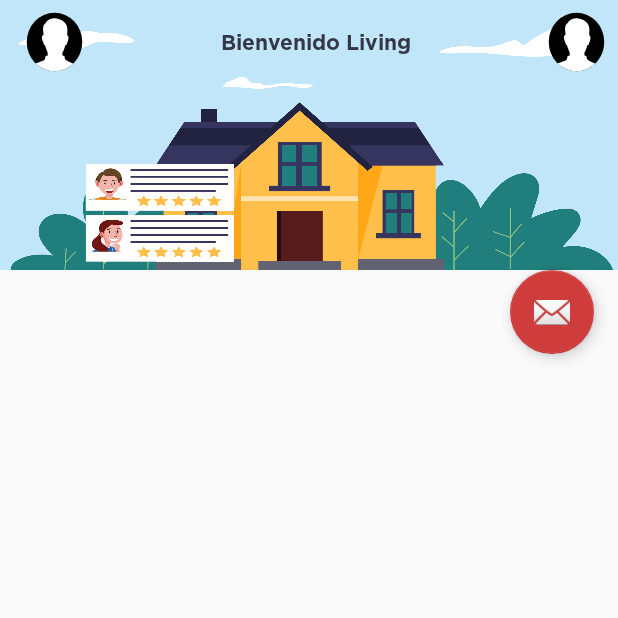
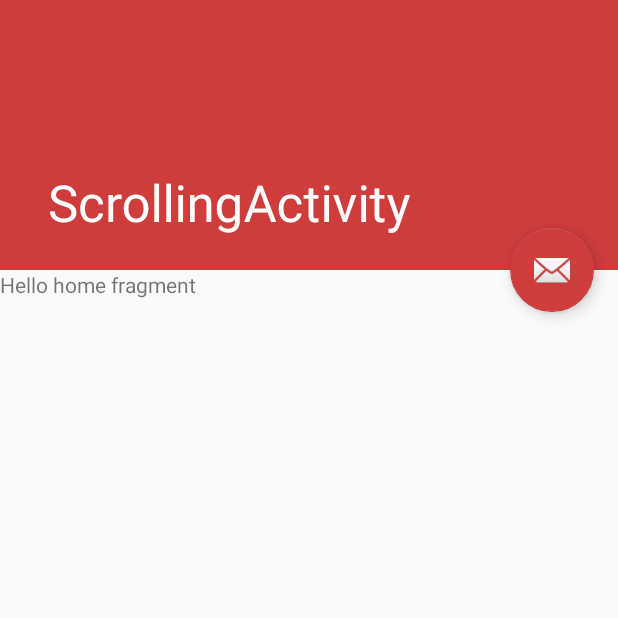
Before and after one commit to Mirellitha27/living, an Android app: the screen it shows after launch (MainActivity before the commit, MainScrollingActivity after it), on a phone screen of 412 x 824 dp, the top half of it. Run offline under Robolectric (Android 15) with nearby library versions, the phone set to English and light mode, and no system bars.

Commit message:
MainScrollingActivity

```diff
--- a/app/build.gradle
+++ b/app/build.gradle
@@ -64,6 +64,8 @@ dependencies {
     implementation 'androidx.appcompat:appcompat:1.2.0'
     implementation 'androidx.core:core-ktx:1.3.1'
     implementation 'androidx.constraintlayout:constraintlayout:2.0.1'
+    implementation 'androidx.legacy:legacy-support-v4:1.0.0'
+    implementation 'androidx.lifecycle:lifecycle-viewmodel-ktx:2.2.0'
     testImplementation 'junit:junit:4.13'
     androidTestImplementation 'androidx.test.ext:junit:1.1.2'
     androidTestImplementation 'androidx.test.espresso:espresso-core:3.3.0'
--- a/app/src/main/AndroidManifest.xml
+++ b/app/src/main/AndroidManifest.xml
@@ -15,17 +15,24 @@
         android:theme="@style/AppTheme"
         tools:ignore="AllowBackup">
         <activity
-            android:name=".ui.home.MainActivity"
-            android:theme="@style/AppTheme.NoActionBar">
+            android:name=".ui.home.MainScrollingActivity"
+            android:label="@string/title_activity_main_scrolling"
+            android:theme="@style/AppTheme.NoActionBar" >
+
             <intent-filter>
                 <action android:name="android.intent.action.MAIN" />
 
                 <category android:name="android.intent.category.LAUNCHER" />
             </intent-filter>
-        </activity>
-        <activity android:name=".ui.auth.LoginActivity">
 
         </activity>
+
+        <activity
+            android:name=".ui.home.MainActivity"
+            android:theme="@style/AppTheme.NoActionBar">
+        </activity>
+
+        <activity android:name=".ui.auth.LoginActivity" />
         <activity android:name=".ui.auth.SignUpActivity" />
     </application>
 
--- /dev/null
+++ b/app/src/main/java/com/iwebsapp/living/ui/home/HomeFragment.kt
@@ -0,0 +1,32 @@
+package com.iwebsapp.living.ui.home
+
+import androidx.lifecycle.ViewModelProviders
+import android.os.Bundle
+import androidx.fragment.app.Fragment
+import android.view.LayoutInflater
+import android.view.View
+import android.view.ViewGroup
+import com.iwebsapp.living.R
+
+class HomeFragment : Fragment() {
+
+    companion object {
+        fun newInstance() = HomeFragment()
+    }
+
+    private lateinit var viewModel: HomeViewModel
+
+    override fun onCreateView(
+        inflater: LayoutInflater, container: ViewGroup?,
+        savedInstanceState: Bundle?
+    ): View? {
+        return inflater.inflate(R.layout.home_fragment, container, false)
+    }
+
+    override fun onActivityCreated(savedInstanceState: Bundle?) {
+        super.onActivityCreated(savedInstanceState)
+        viewModel = ViewModelProviders.of(this).get(HomeViewModel::class.java)
+        // TODO: Use the ViewModel
+    }
+
+}
--- /dev/null
+++ b/app/src/main/java/com/iwebsapp/living/ui/home/HomeViewModel.kt
@@ -0,0 +1,7 @@
+package com.iwebsapp.living.ui.home
+
+import androidx.lifecycle.ViewModel
+
+class HomeViewModel : ViewModel() {
+    // TODO: Implement the ViewModel
+}
--- a/app/src/main/java/com/iwebsapp/living/ui/home/MainActivity.kt
+++ b/app/src/main/java/com/iwebsapp/living/ui/home/MainActivity.kt
@@ -88,11 +88,11 @@ class MainActivity : AppCompatActivity(), KodeinAware {
             addAll(serviceItem)
         }
 
-        recyclerview.apply {
+        /*recyclerview.apply {
             layoutManager = LinearLayoutManager(context)
             setHasFixedSize(true)
             adapter = mAdapter
-        }
+        }*/
     }
 
     private fun List<Services>.toServiceItem() : List<ServicesItem> {
--- /dev/null
+++ b/app/src/main/java/com/iwebsapp/living/ui/home/MainScrollingActivity.kt
@@ -0,0 +1,37 @@
+package com.iwebsapp.living.ui.home
+
+import android.os.Bundle
+import com.google.android.material.appbar.CollapsingToolbarLayout
+import com.google.android.material.floatingactionbutton.FloatingActionButton
+import com.google.android.material.snackbar.Snackbar
+import androidx.appcompat.app.AppCompatActivity
+import androidx.lifecycle.ViewModelProvider
+import com.iwebsapp.living.R
+
+class MainScrollingActivity : AppCompatActivity() {
+
+    override fun onCreate(savedInstanceState: Bundle?) {
+        super.onCreate(savedInstanceState)
+        setContentView(R.layout.activity_main_scrolling)
+
+        setSupportActionBar(findViewById(R.id.toolbar))
+        findViewById<CollapsingToolbarLayout>(R.id.toolbar_layout).title = title
+        findViewById<FloatingActionButton>(R.id.fab).setOnClickListener { view ->
+            Snackbar.make(view, "Replace with your own action", Snackbar.LENGTH_LONG)
+                .setAction("Action", null).show()
+        }
+
+        if (savedInstanceState == null) {
+            callMainFragment()
+            //viewModel = ViewModelProvider(this).get(MainViewModel::class.java)
+            //binding.setViewModel(viewModel)
+            //binding.setLifecycleOwner(this)
+        }
+    }
+
+    private fun callMainFragment() {
+        supportFragmentManager.beginTransaction()
+            .replace(R.id.contentFrame, HomeFragment.newInstance())
+            .commitNow()
+    }
+}
--- a/app/src/main/res/layout/activity_main.xml
+++ b/app/src/main/res/layout/activity_main.xml
@@ -79,7 +79,6 @@
 
     </com.google.android.material.appbar.AppBarLayout>
 
-    <include layout="@layout/content_scrolling" />
 
     <com.google.android.material.floatingactionbutton.FloatingActionButton
         android:id="@+id/fab"
--- /dev/null
+++ b/app/src/main/res/layout/activity_main_scrolling.xml
@@ -0,0 +1,47 @@
+<?xml version="1.0" encoding="utf-8"?>
+<androidx.coordinatorlayout.widget.CoordinatorLayout xmlns:android="http://schemas.android.com/apk/res/android"
+    xmlns:app="http://schemas.android.com/apk/res-auto"
+    xmlns:tools="http://schemas.android.com/tools"
+    android:layout_width="match_parent"
+    android:layout_height="match_parent"
+    android:fitsSystemWindows="true"
+    tools:context=".ui.home.MainScrollingActivity">
+
+    <com.google.android.material.appbar.AppBarLayout
+        android:id="@+id/app_bar"
+        android:layout_width="match_parent"
+        android:layout_height="@dimen/app_bar_height"
+        android:fitsSystemWindows="true"
+        android:theme="@style/AppTheme.AppBarOverlay">
+
+        <com.google.android.material.appbar.CollapsingToolbarLayout
+            android:id="@+id/toolbar_layout"
+            android:layout_width="match_parent"
+            android:layout_height="match_parent"
+            android:fitsSystemWindows="true"
+            app:contentScrim="?attr/colorPrimary"
+            app:layout_scrollFlags="scroll|exitUntilCollapsed"
+            app:toolbarId="@+id/toolbar">
+
+            <androidx.appcompat.widget.Toolbar
+                android:id="@+id/toolbar"
+                android:layout_width="match_parent"
+                android:layout_height="?attr/actionBarSize"
+                app:layout_collapseMode="pin"
+                app:popupTheme="@style/AppTheme.PopupOverlay" />
+
+        </com.google.android.material.appbar.CollapsingToolbarLayout>
+    </com.google.android.material.appbar.AppBarLayout>
+
+    <include layout="@layout/content_scrolling" />
+
+    <com.google.android.material.floatingactionbutton.FloatingActionButton
+        android:id="@+id/fab"
+        android:layout_width="wrap_content"
+        android:layout_height="wrap_content"
+        android:layout_margin="@dimen/fab_margin"
+        app:layout_anchor="@id/app_bar"
+        app:layout_anchorGravity="bottom|end"
+        app:srcCompat="@android:drawable/ic_dialog_email" />
+
+</androidx.coordinatorlayout.widget.CoordinatorLayout>
--- a/app/src/main/res/layout/content_scrolling.xml
+++ b/app/src/main/res/layout/content_scrolling.xml
@@ -6,28 +6,12 @@
     android:layout_width="match_parent"
     android:layout_height="match_parent"
     app:layout_behavior="@string/appbar_scrolling_view_behavior"
-    tools:context=".ui.home.MainActivity"
-    tools:showIn="@layout/activity_main">
+    tools:context=".ui.home.MainScrollingActivity"
+    tools:showIn="@layout/activity_main_scrolling">
 
-    <LinearLayout
-        android:layout_width="match_parent"
-        android:layout_height="wrap_content"
-        android:orientation="vertical">
-
-        <androidx.recyclerview.widget.RecyclerView
-            android:id="@+id/recyclerview"
-            tools:listitem="@layout/item_services"
-            android:layout_width="match_parent"
-            android:layout_height="match_parent"/>
-        <!--android:orientation="horizontal"
-            app:layoutManager="androidx.recyclerview.widget.LinearLayoutManager"-->
-
-        <androidx.recyclerview.widget.RecyclerView
-            android:visibility="gone"
-            android:layout_width="match_parent"
-            android:layout_height="wrap_content"
-            tools:listitem="@layout/item_post"/>
-
-    </LinearLayout>
+   <FrameLayout
+       android:id="@+id/contentFrame"
+       android:layout_width="match_parent"
+       android:layout_height="match_parent" />
 
 </androidx.core.widget.NestedScrollView>
--- /dev/null
+++ b/app/src/main/res/layout/home_fragment.xml
@@ -0,0 +1,13 @@
+<?xml version="1.0" encoding="utf-8"?>
+<FrameLayout xmlns:android="http://schemas.android.com/apk/res/android"
+    xmlns:tools="http://schemas.android.com/tools"
+    android:layout_width="match_parent"
+    android:layout_height="match_parent"
+    tools:context=".ui.home.HomeFragment">
+
+    <TextView
+        android:layout_width="match_parent"
+        android:layout_height="match_parent"
+        android:text="Hello home fragment" />
+
+</FrameLayout>
--- /dev/null
+++ b/app/src/main/res/menu/menu_main_scrolling.xml
@@ -0,0 +1,10 @@
+<menu xmlns:android="http://schemas.android.com/apk/res/android"
+    xmlns:app="http://schemas.android.com/apk/res-auto"
+    xmlns:tools="http://schemas.android.com/tools"
+    tools:context="com.iwebsapp.living.ui.home.MainScrollingActivity">
+    <item
+        android:id="@+id/action_settings"
+        android:orderInCategory="100"
+        android:title="@string/action_settings"
+        app:showAsAction="never" />
+</menu>
--- a/app/src/main/res/values/strings.xml
+++ b/app/src/main/res/values/strings.xml
@@ -112,4 +112,5 @@
         "when a user tries to pick up one of cards.\n\n"
     </string>
     <string name="action_settings">Settings</string>
+    <string name="title_activity_main_scrolling">ScrollingActivity</string>
 </resources>
```
